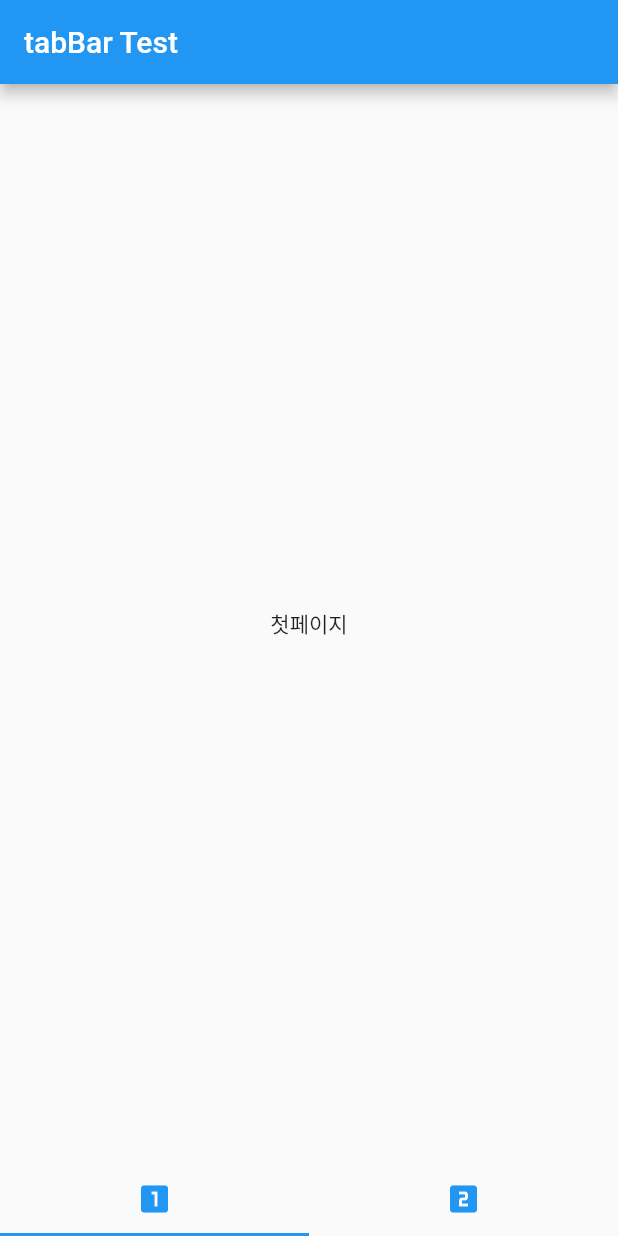
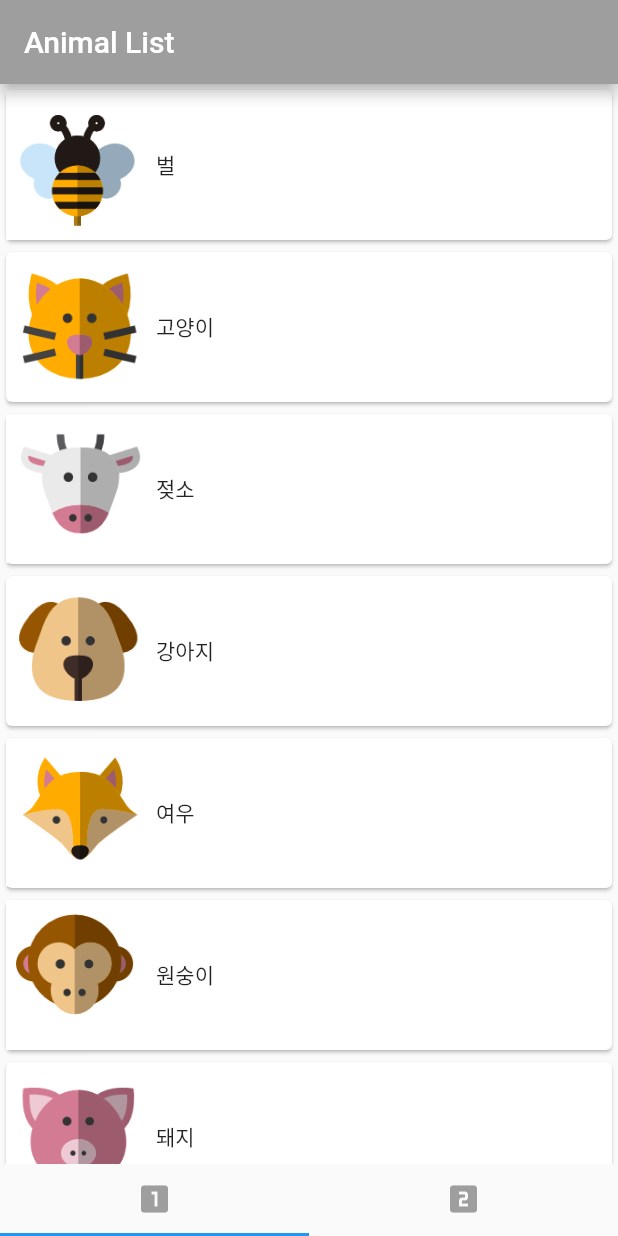
Before and after one commit to shinjoo95/flutter_ex, a Flutter app: the screen it shows after launch, on a phone screen of 412 x 824 dp. Run offline on Flutter 3.47's test engine with Material 2 defaults, Android fonts, the phone set to English and light mode, and no system bars.

Commit message:
animal_list 추가하기

```diff
--- /dev/null
+++ b/lib/animalItem.dart
@@ -0,0 +1,15 @@
+import 'package:flutter/material.dart';
+
+class Animal {
+  String? imagePath;
+  String? animalName;
+  String? kind;
+  bool? flyExist = false;
+
+
+  Animal({
+    required this.animalName,
+    required this.kind,
+    required this.imagePath,
+    this.flyExist});
+}
--- a/lib/main.dart
+++ b/lib/main.dart
@@ -1,6 +1,7 @@
 import 'package:flutter/material.dart';
 import 'sub/firstPage.dart';
 import 'sub/secondPage.dart';
+import './animalItem.dart';
 
 void main() {
   runApp(const MyApp());
@@ -15,7 +16,7 @@ class MyApp extends StatelessWidget {
     return MaterialApp(
       title: 'Flutter Demo',
       theme: ThemeData(
-        primaryColor: Colors.blue,
+        primaryColor: Colors.grey,
       ),
       home: MyHomePage(title: 'Flutter Demo Home Page'),
     );
@@ -32,11 +33,22 @@ class MyHomePage extends StatefulWidget {
 
 class _MyHomePageState extends State<MyHomePage> with SingleTickerProviderStateMixin {
   TabController? controller;
+  List<Animal> animalList = List.empty(growable: true);
   //TabController
   @override
   void initState() {
     super.initState();
     controller = TabController(length: 2, vsync: this);
+
+    animalList.add(Animal(animalName: "벌", kind: "곤충", imagePath: "repo/images/bee.png"));
+    animalList.add(Animal(animalName: "고양이", kind: "포유류", imagePath: "repo/images/cat.png"));
+    animalList.add(Animal(animalName: "젖소", kind: "포유류", imagePath: "repo/images/cow.png"));
+    animalList.add(Animal(animalName: "강아지", kind: "포유루", imagePath: "repo/images/dog.png"));
+    animalList.add(Animal(animalName: "여우", kind: "포유류", imagePath: "repo/images/fox.png"));
+    animalList.add(Animal(animalName: "원숭이", kind: "영장류", imagePath: "repo/images/monkey.png"));
+    animalList.add(Animal(animalName: "돼지", kind: "포유류", imagePath: "repo/images/pig.png"));
+    animalList.add(Animal(animalName: "늑대", kind: "포유류", imagePath: "repo/images/wolf.png"));
+
   }
 
   //dispose()
@@ -50,16 +62,17 @@ class _MyHomePageState extends State<MyHomePage> with SingleTickerProviderStateM
   Widget build(BuildContext context) {
     return Scaffold(
       appBar: AppBar(
-        title: Text('tabBar Test'),
+        backgroundColor: Colors.grey,
+        title: Text('Animal List'),
       ),
       body: TabBarView(
         controller: controller,
         children:
-        <Widget>[FirstApp(), SecondApp()],
+        <Widget>[FirstApp(list: animalList), SecondApp()],
       ),
       bottomNavigationBar: TabBar(tabs: <Tab>[
-        Tab(icon: Icon(Icons.looks_one, color: Colors.blue,),),
-        Tab(icon: Icon(Icons.looks_two, color: Colors.blue,),)
+        Tab(icon: Icon(Icons.looks_one, color: Colors.grey,),),
+        Tab(icon: Icon(Icons.looks_two, color: Colors.grey ,),)
       ], controller: controller,
       ),
     );
--- a/lib/sub/firstPage.dart
+++ b/lib/sub/firstPage.dart
@@ -1,7 +1,9 @@
 import 'package:flutter/material.dart';
+import '../animalItem.dart';
 
 class FirstApp extends StatelessWidget {
-  const FirstApp({super.key});
+  final List<Animal>? list;
+  const FirstApp({super.key, this.list});
 
 
   @override
@@ -9,7 +11,22 @@ class FirstApp extends StatelessWidget {
     return Scaffold(
       body: Container(
         child: Center(
-          child: Text('첫페이지'),
+          child: ListView.builder(itemBuilder: (context, position){
+            return Card(
+              child: Row(
+                children: <Widget>[
+                  Image.asset(
+                    list![position].imagePath!,
+                    height: 100, width: 100,
+                    fit: BoxFit.contain,
+                  ),
+                  Text(list![position].animalName!)
+                ],
+              ),
+            );
+          },
+            itemCount: list!.length,
+          ),
         ),
       ),
     );
--- a/lib/sub/secondPage.dart
+++ b/lib/sub/secondPage.dart
@@ -1,7 +1,9 @@
 import 'package:flutter/material.dart';
+import '../animalItem.dart';
 
 class SecondApp extends StatelessWidget {
-  const SecondApp({super.key});
+  final List<Animal>? list;
+  const SecondApp({super.key, this.list});
 
 
   @override
--- a/pubspec.yaml
+++ b/pubspec.yaml
@@ -60,7 +60,7 @@ flutter:
   uses-material-design: true
 
   assets:
-    - repo/
+    - repo/images/
   # To add assets to your application, add an assets section, like this:
   # assets:
   #   - images/a_dot_burr.jpeg
```
